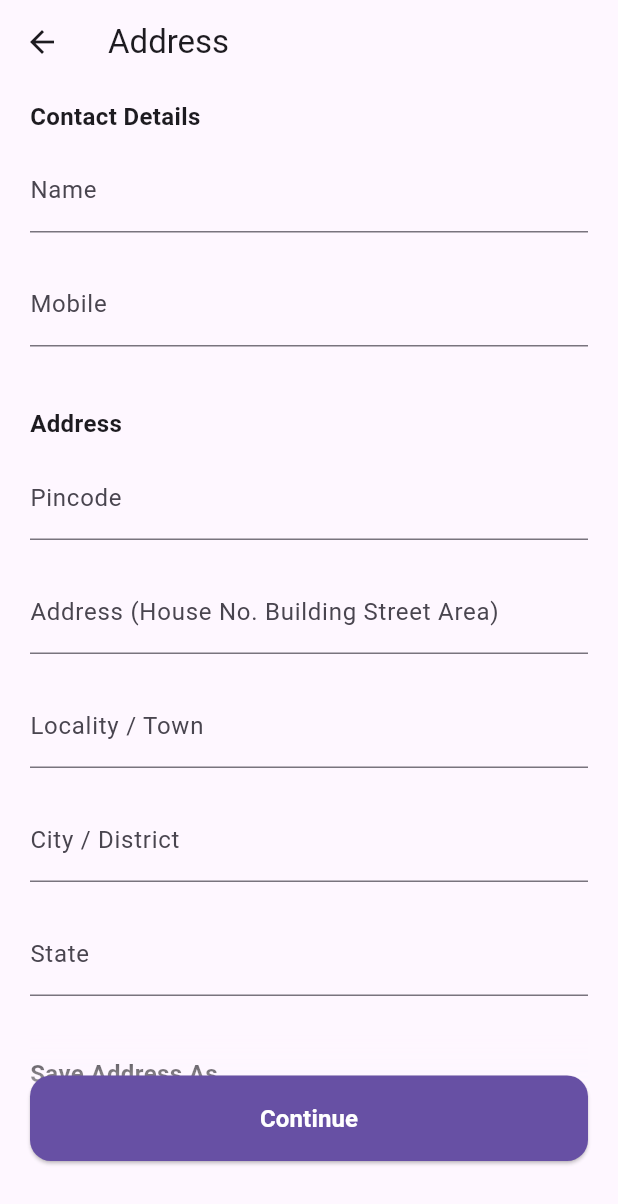
After one commit to dainavipurav/010_flutter_amazon_clone_app, a Flutter app: the AddressDetails screen opened directly, on a phone screen of 412 x 824 dp. The commit adds this screen. Shown: the top 1204 px of the screen. Run offline on Flutter 3.47's test engine with Material 3 defaults, Android fonts, the light colour scheme and no system bars; our stand-ins replace cloud_firestore, firebase_auth, firebase_core, firebase_storage, flutter_svg, get and 1 more; accounts and stored records are empty.

Commit message:
feat : 1. common method added to random key generation 2. enums added 3. strings added 4. models added 5. Add Address form added 6. Cart navigation updated 7. payment screen added 8. gradient component added

```diff
--- a/lib/core/enums.dart
+++ b/lib/core/enums.dart
@@ -4,3 +4,9 @@ enum QuantityAction {
   add,
   remove,
 }
+
+enum AddressType {
+  home,
+  work,
+  other,
+}
--- a/lib/core/string_constants.dart
+++ b/lib/core/string_constants.dart
@@ -14,6 +14,7 @@ const String favoriteProductsCollectionKey = 'favorite_products';
 const String favoriteListDocumentKey = 'favorite_list';
 const String cartProductsCollectionKey = 'cart_products';
 const String cartListDocumentKey = 'cart_list';
+const String userAddressCollectionKey = 'address';
 
 const String signUpSuccesMsg =
     'Successfully created account. A verification email has been sent to registered email. $verifyEmailMsg';
@@ -51,3 +52,22 @@ const String details = 'Details';
 const String add = 'Add';
 const String productDetails = 'Product details';
 const String productLimitExceed = 'You\'ve reached maximum product limit.';
+const String addedAddress = 'Address added.';
+const String address = 'Address';
+const String contactDetails = 'Contact Details';
+const String saveAddressAs = 'Save Address As';
+const String nameValidation = 'Name can\'t be empty';
+const String mobileValidation = 'Mobile number can\'tbe empty';
+const String mobile = 'Mobile';
+const String validMobileValidation = 'Please enter a valid phone number';
+const String pincode = 'Pincode';
+const String pincodeValidation = 'Pincode can\'t be empty';
+const String validPincodeValidation = 'Please enter a valid pincode';
+const String addressLabel = 'Address (House No. Building Street Area)';
+const String addressValidation = 'Address can\'t be empty';
+const String localityOrTown = 'Locality / Town';
+const String localityValidation = 'Locality / Town can\'t be empty';
+const String cityOrDistrict = 'City / District';
+const String cityValidation = 'City / District can\'t be empty';
+const String state = 'State';
+const String stateValidation = 'State can\'t be empty';
--- a/lib/core/utils.dart
+++ b/lib/core/utils.dart
@@ -1,5 +1,6 @@
 import 'dart:async';
 import 'dart:convert';
+import 'dart:math';
 
 import 'package:cloud_firestore/cloud_firestore.dart';
 import 'package:firebase_auth/firebase_auth.dart';
--- /dev/null
+++ b/lib/models/address.dart
@@ -0,0 +1,33 @@
+import 'package:json_annotation/json_annotation.dart';
+
+import '../core/enums.dart';
+
+part 'address.g.dart';
+
+@JsonSerializable(explicitToJson: true)
+class Address {
+  String? username;
+  String? mobile;
+  String? pincode;
+  String? address;
+  String? locality;
+  String? city;
+  String? state;
+  AddressType? type;
+
+  Address({
+    this.username,
+    this.mobile,
+    this.pincode,
+    this.address,
+    this.locality,
+    this.city,
+    this.state,
+    this.type,
+  });
+
+  factory Address.fromJson(Map<String, dynamic> json) =>
+      _$AddressFromJson(json);
+
+  Map<String, dynamic> toJson() => _$AddressToJson(this);
+}
--- /dev/null
+++ b/lib/screens/address/address_details.dart
@@ -0,0 +1,275 @@
+import 'package:flutter/material.dart';
+import 'package:flutter/services.dart';
+import 'package:get/get.dart';
+
+import '../../core/enums.dart';
+import '../../core/utils.dart';
+import '../../widgets/bottom_gadient.dart';
+import 'address_details_controller.dart';
+
+class AddressDetails extends StatefulWidget {
+  const AddressDetails({super.key});
+
+  @override
+  State<AddressDetails> createState() => _AddressDetailsState();
+}
+
+class _AddressDetailsState extends State<AddressDetails> {
+  final xController = Get.put(AddressDetailsController());
+  @override
+  Widget build(BuildContext context) {
+    return Scaffold(
+      appBar: AppBar(
+        title: const Text(address),
+      ),
+      body: Padding(
+        padding: const EdgeInsets.symmetric(
+          horizontal: 20,
+        ),
+        child: Stack(
+          children: [
+            ListView(
+              padding: const EdgeInsets.symmetric(
+                vertical: 10,
+              ),
+              physics: const AlwaysScrollableScrollPhysics(),
+              children: [
+                Form(
+                  key: xController.formKey,
+                  child: SingleChildScrollView(
+                    child: Column(
+                      crossAxisAlignment: CrossAxisAlignment.start,
+                      mainAxisSize: MainAxisSize.max,
+                      children: [
+                        sectionHeader(contactDetails),
+                        const SizedBox(height: 10),
+                        contactDetailsSection(),
+                        const SizedBox(height: 40),
+                        sectionHeader(address),
+                        const SizedBox(height: 10),
+                        addressSection(),
+                        const SizedBox(height: 40),
+                        sectionHeader(saveAddressAs),
+                        const SizedBox(height: 10),
+                        Row(
+                          children: AddressType.values.map((element) {
+                            return optionButton(element);
+                          }).toList(),
+                        ),
+                        const SizedBox(height: 40),
+                      ],
+                    ),
+                  ),
+                ),
+                const SizedBox(height: 100),
+              ],
+            ),
+            const BottomGradient(
+              height: 150,
+            ),
+            proceedToCheckout(context),
+          ],
+        ),
+      ),
+    );
+  }
+
+  Widget proceedToCheckout(BuildContext context) {
+    return Positioned(
+      left: 0,
+      right: 0,
+      bottom: 50,
+      child: ElevatedButton(
+        onPressed: () => xController.validateFormAndCheckout(context),
+        style: ElevatedButton.styleFrom(
+          backgroundColor: Theme.of(context).colorScheme.primary,
+          foregroundColor: Colors.white,
+          shape: RoundedRectangleBorder(
+            borderRadius: BorderRadius.circular(14),
+          ),
+          padding: const EdgeInsets.all(17),
+        ),
+        child: const Text(
+          'Continue',
+          style: TextStyle(
+            fontWeight: FontWeight.bold,
+            fontSize: 16,
+          ),
+        ),
+      ),
+    );
+  }
+
+  Widget sectionHeader(String text) {
+    return Text(
+      text,
+      style: const TextStyle(
+        fontWeight: FontWeight.bold,
+        fontSize: 16,
+      ),
+    );
+  }
+
+  Widget contactDetailsSection() {
+    return Column(
+      children: [
+        TextFormField(
+          decoration: const InputDecoration(
+            labelText: 'Name',
+          ),
+          keyboardType: TextInputType.name,
+          controller: xController.nameController,
+          focusNode: xController.nameFocusNode,
+          validator: (value) {
+            if (value == null || value.trim().isEmpty) {
+              return nameValidation;
+            }
+            return null;
+          },
+        ),
+        const SizedBox(height: 20),
+        TextFormField(
+          decoration: const InputDecoration(
+            labelText: mobile,
+          ),
+          inputFormatters: <TextInputFormatter>[
+            FilteringTextInputFormatter.digitsOnly,
+            LengthLimitingTextInputFormatter(10),
+          ],
+          keyboardType: TextInputType.phone,
+          controller: xController.mobileController,
+          focusNode: xController.mobileFocusNode,
+          validator: (value) {
+            if (value == null || value.trim().isEmpty) {
+              return mobileValidation;
+            }
+            if (value.length != 10) {
+              return validMobileValidation;
+            }
+            return null;
+          },
+        ),
+      ],
+    );
+  }
+
+  Widget addressSection() {
+    return Column(
+      children: [
+        TextFormField(
+          decoration: const InputDecoration(
+            labelText: pincode,
+          ),
+          inputFormatters: <TextInputFormatter>[
+            FilteringTextInputFormatter.digitsOnly,
+            LengthLimitingTextInputFormatter(6),
+          ],
+          controller: xController.pincodeController,
+          focusNode: xController.pincodeFocusNode,
+          validator: (value) {
+            if (value == null || value.trim().isEmpty) {
+              return pincodeValidation;
+            }
+            if (value.length != 6) {
+              return validPincodeValidation;
+            }
+            return null;
+          },
+        ),
+        const SizedBox(height: 20),
+        TextFormField(
+          decoration: const InputDecoration(
+            labelText: addressLabel,
+          ),
+          controller: xController.addressController,
+          focusNode: xController.addressFocusNode,
+          validator: (value) {
+            if (value == null || value.trim().isEmpty) {
+              return addressValidation;
+            }
+            return null;
+          },
+        ),
+        const SizedBox(height: 20),
+        TextFormField(
+          decoration: const InputDecoration(
+            labelText: localityOrTown,
+          ),
+          controller: xController.localityController,
+          focusNode: xController.localityFocusNode,
+          validator: (value) {
+            if (value == null || value.trim().isEmpty) {
+              return localityValidation;
+            }
+            return null;
+          },
+        ),
+        const SizedBox(height: 20),
+        TextFormField(
+          decoration: const InputDecoration(
+            labelText: cityOrDistrict,
+          ),
+          controller: xController.cityController,
+          focusNode: xController.cityFocusNode,
+          validator: (value) {
+            if (value == null || value.trim().isEmpty) {
+              return cityValidation;
+            }
+            return null;
+          },
+        ),
+        const SizedBox(height: 20),
+        TextFormField(
+          decoration: const InputDecoration(
+            labelText: state,
+          ),
+          controller: xController.stateController,
+          focusNode: xController.stateFocusNode,
+          validator: (value) {
+            if (value == null || value.trim().isEmpty) {
+              return stateValidation;
+            }
+            return null;
+          },
+        ),
+      ],
+    );
+  }
+
+  Widget optionButton(AddressType option) {
+    return Obx(
+      () {
+        return Expanded(
+          child: InkWell(
+            splashColor: Colors.transparent,
+            highlightColor: Colors.transparent,
+            onTap: () {
+              xController.selectedAddressOption.value = option;
+            },
+            child: Card(
+              color: xController.selectedAddressOption.value == option
+                  ? Theme.of(context).colorScheme.primary
+                  : null,
+              borderOnForeground: true,
+              child: Padding(
+                padding: const EdgeInsets.all(10),
+                child: Center(
+                  child: Text(
+                    option.name.capitalizeFirst ?? '',
+                    style: TextStyle(
+                      fontWeight: FontWeight.bold,
+                      fontSize: 16,
+                      color: xController.selectedAddressOption.value == option
+                          ? Colors.white
+                          : null,
+                    ),
+                  ),
+                ),
+              ),
+            ),
+          ),
+        );
+      },
+    );
+  }
+}
--- /dev/null
+++ b/lib/screens/address/address_details_controller.dart
@@ -0,0 +1,107 @@
+import 'package:amazon/screens/payment/payment.dart';
+import 'package:cloud_firestore/cloud_firestore.dart';
+import 'package:flutter/material.dart';
+import 'package:get/get.dart';
+
+import '../../core/enums.dart';
+import '../../core/utils.dart';
+import '../../models/address.dart';
+
+class AddressDetailsController extends GetxController {
+  final formKey = GlobalKey<FormState>();
+
+  Rxn<AddressType> selectedAddressOption = Rxn();
+
+  final nameController = TextEditingController();
+  final pincodeController = TextEditingController();
+  final addressController = TextEditingController();
+  final localityController = TextEditingController();
+  final cityController = TextEditingController();
+  final stateController = TextEditingController();
+  final mobileController = TextEditingController();
+  final nameFocusNode = FocusNode();
+  final pincodeFocusNode = FocusNode();
+  final addressFocusNode = FocusNode();
+  final localityFocusNode = FocusNode();
+  final cityFocusNode = FocusNode();
+  final stateFocusNode = FocusNode();
+  final mobileFocusNode = FocusNode();
+
+  @override
+  void dispose() {
+    nameController.dispose();
+    pincodeController.dispose();
+    addressController.dispose();
+    localityController.dispose();
+    cityController.dispose();
+    stateController.dispose();
+    mobileController.dispose();
+
+    nameFocusNode.dispose();
+    pincodeFocusNode.dispose();
+    addressFocusNode.dispose();
+    localityFocusNode.dispose();
+    cityFocusNode.dispose();
+    stateFocusNode.dispose();
+    mobileFocusNode.dispose();
+
+    super.dispose();
+  }
+
+  Future<void> validateFormAndCheckout(BuildContext context) async {
+    final valid = formKey.currentState!.validate();
+    if (valid) {
+      await saveAddressToFirebase(context);
+      await Navigator.push(
+        context,
+        MaterialPageRoute(
+          builder: (context) => const Payment(),
+        ),
+      );
+    }
+  }
+
+  Future<void> saveAddressToFirebase(BuildContext context) async {
+    try {
+      final currentUser = firebaseAuth.currentUser!;
+      final dbRef = firebaseFirestore
+          .collection(userAddressCollectionKey)
+          .doc(currentUser.uid);
+
+      final documentRefData = await dbRef.get();
+
+      Map<String, dynamic> addMap = {
+        generateRandomKey(documentRefData.data() ?? {}): Address(
+          username: nameController.text,
+          mobile: mobileController.text,
+          address: addressController.text,
+          locality: localityController.text,
+          pincode: pincodeController.text,
+          city: cityController.text,
+          state: stateController.text,
+          type: selectedAddressOption.value,
+        ).toJson()
+      };
+
+      if (documentRefData.data() == null) {
+        dbRef.set(addMap);
+      } else {
+        dbRef.update(addMap);
+      }
+
+      showSnackbar(
+        context,
+        content: addedAddress,
+      );
+      return;
+    } on FirebaseException catch (e) {
+      showSnackbar(
+        context,
+        content: e.message ?? errorOcurred,
+      );
+      return;
+    }
+  }
+
+  void checkout() {}
+}
--- /dev/null
+++ b/lib/widgets/bottom_gadient.dart
@@ -0,0 +1,37 @@
+import 'package:flutter/material.dart';
+
+class BottomGradient extends StatelessWidget {
+  final double height;
+  const BottomGradient({
+    super.key,
+    this.height = 130,
+  });
+
+  @override
+  Widget build(BuildContext context) {
+    return Positioned(
+      bottom: 0,
+      left: 0,
+      right: 0,
+      child: ShaderMask(
+        shaderCallback: (rect) {
+          return const LinearGradient(
+            stops: [0.1, 0.5],
+            begin: Alignment.topCenter,
+            end: Alignment.bottomCenter,
+            colors: [Colors.transparent, Colors.blue],
+          ).createShader(Rect.fromLTRB(1, 0, rect.width, rect.height));
+        },
+        blendMode: BlendMode.dstIn,
+        child: Container(
+          decoration: BoxDecoration(
+            border: Border.all(color: Colors.transparent),
+            color: Theme.of(context).colorScheme.surface,
+            // color: Colors.green,
+          ),
+          height: height,
+        ),
+      ),
+    );
+  }
+}
```
Also changed, not shown: lib/core/commons.dart (+17 -0 lines), lib/screens/cart/cart.dart (+13 -1 lines), lib/screens/payment/payment.dart (added, +17 -0 lines), lib/models/address.g.dart (added).
